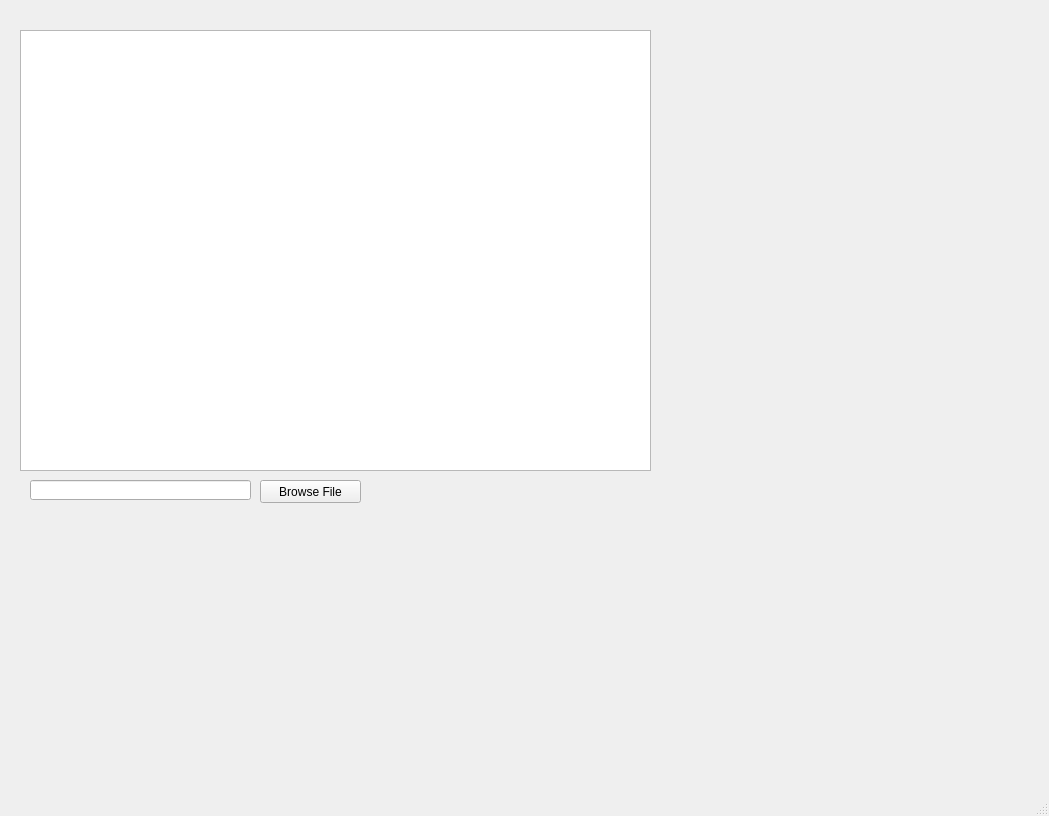
The window that napeca/qt_design_gui.ui (zhounapeuw/NAPE_imaging_analysis) describes before a commit, drawn with Qt 5.
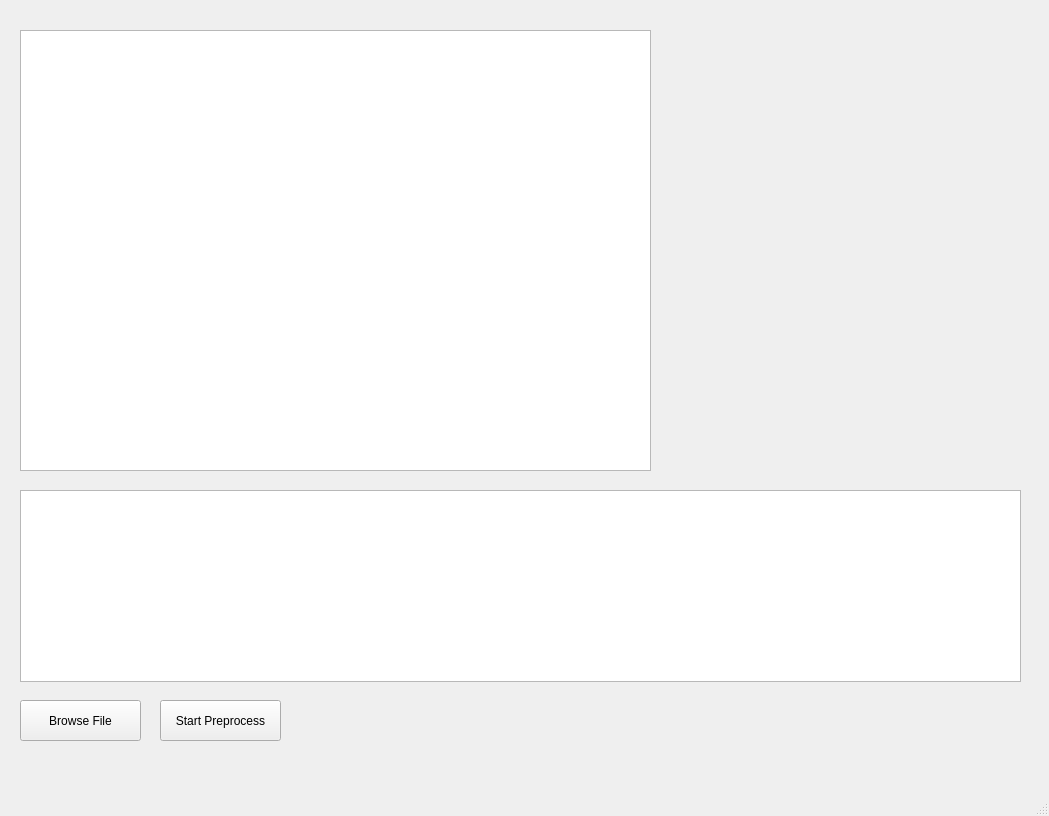
The same window after the commit.

Commit message: added code and updated main parallel for GUI interface

What changed in the file:
```diff
--- a/napeca/qt_design_gui.ui
+++ b/napeca/qt_design_gui.ui
@@ -24,29 +24,42 @@
      </rect>
     </property>
    </widget>
-   <widget class="QLineEdit" name="fname_raw">
+   <widget class="QPushButton" name="button_browse_files">
     <property name="geometry">
      <rect>
-      <x>30</x>
-      <y>480</y>
-      <width>221</width>
-      <height>20</height>
-     </rect>
-    </property>
-   </widget>
-   <widget class="QPushButton" name="browse_load_raw_file">
-    <property name="geometry">
-     <rect>
-      <x>260</x>
-      <y>480</y>
-      <width>101</width>
-      <height>23</height>
+      <x>20</x>
+      <y>700</y>
+      <width>121</width>
+      <height>41</height>
      </rect>
     </property>
     <property name="text">
      <string>Browse File</string>
     </property>
    </widget>
+   <widget class="QTableView" name="table_fparams">
+    <property name="geometry">
+     <rect>
+      <x>20</x>
+      <y>490</y>
+      <width>1001</width>
+      <height>192</height>
+     </rect>
+    </property>
+   </widget>
+   <widget class="QPushButton" name="button_start_preprocess">
+    <property name="geometry">
+     <rect>
+      <x>160</x>
+      <y>700</y>
+      <width>121</width>
+      <height>41</height>
+     </rect>
+    </property>
+    <property name="text">
+     <string>Start Preprocess</string>
+    </property>
+   </widget>
   </widget>
   <widget class="QMenuBar" name="menubar">
    <property name="geometry">
```
The commit also changes 3 other files.
